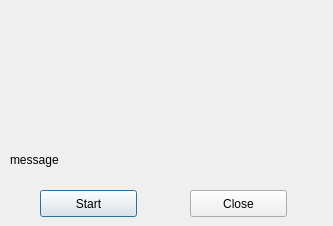
Before: the Qt Designer form 3DMetrics/slope_tool.ui in IfremerUnderwater/3DMetrics, drawn with Qt 5.
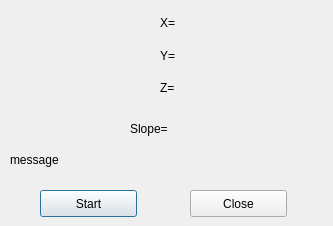
After: the same form once the commit is applied. Icons and pictures are not drawn.

Commit message: Slope tool computation + reorg some tools

Diff of the .ui file:
```diff
--- a/3DMetrics/slope_tool.ui
+++ b/3DMetrics/slope_tool.ui
@@ -71,6 +71,52 @@
     <bool>true</bool>
    </property>
   </widget>
+  <widget class="QLabel" name="slope_label">
+   <property name="geometry">
+    <rect>
+     <x>130</x>
+     <y>120</y>
+     <width>191</width>
+     <height>17</height>
+    </rect>
+   </property>
+   <property name="text">
+    <string>Slope=</string>
+   </property>
+  </widget>
+  <widget class="QWidget" name="">
+   <property name="geometry">
+    <rect>
+     <x>160</x>
+     <y>10</y>
+     <width>161</width>
+     <height>91</height>
+    </rect>
+   </property>
+   <layout class="QVBoxLayout" name="verticalLayout">
+    <item>
+     <widget class="QLabel" name="x_label">
+      <property name="text">
+       <string>X=</string>
+      </property>
+     </widget>
+    </item>
+    <item>
+     <widget class="QLabel" name="y_label">
+      <property name="text">
+       <string>Y=</string>
+      </property>
+     </widget>
+    </item>
+    <item>
+     <widget class="QLabel" name="z_label">
+      <property name="text">
+       <string>Z=</string>
+      </property>
+     </widget>
+    </item>
+   </layout>
+  </widget>
  </widget>
  <resources>
   <include location="ressources.qrc"/>
```
The commit also changes 14 other files.
